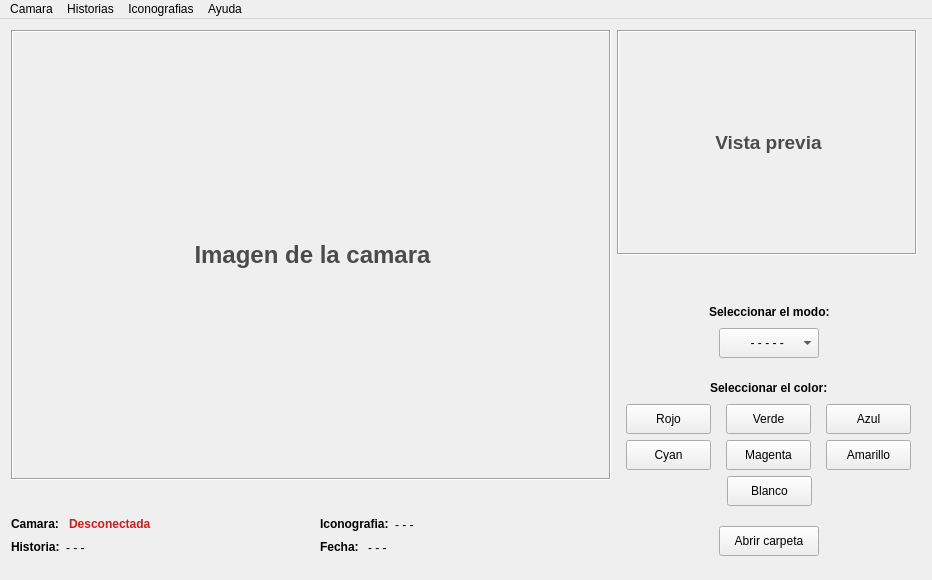
First picture: the form in mainwindow.ui, repository Gabrielnz/pasantia-CIMBUC, before the edit.
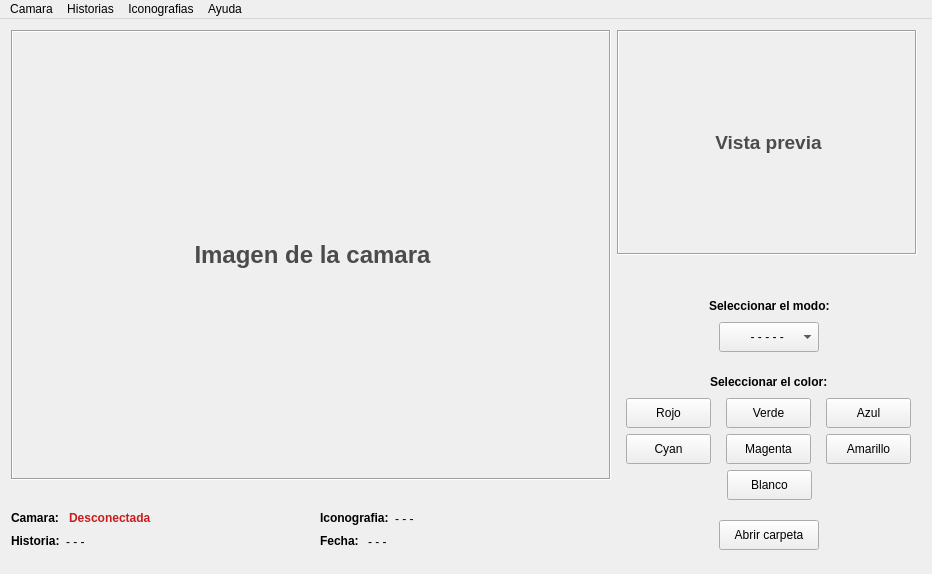
Second picture: the form after the edit.

```diff
--- a/mainwindow.ui
+++ b/mainwindow.ui
@@ -7,7 +7,7 @@
     <x>0</x>
     <y>0</y>
     <width>932</width>
-    <height>580</height>
+    <height>574</height>
    </rect>
   </property>
   <property name="windowTitle">
@@ -56,7 +56,7 @@
             </property>
             <property name="sizeHint" stdset="0">
              <size>
-              <width>595</width>
+              <width>597</width>
               <height>13</height>
              </size>
             </property>
```
Left out of the diff: 2 changed lines with no effect on the pictures.
